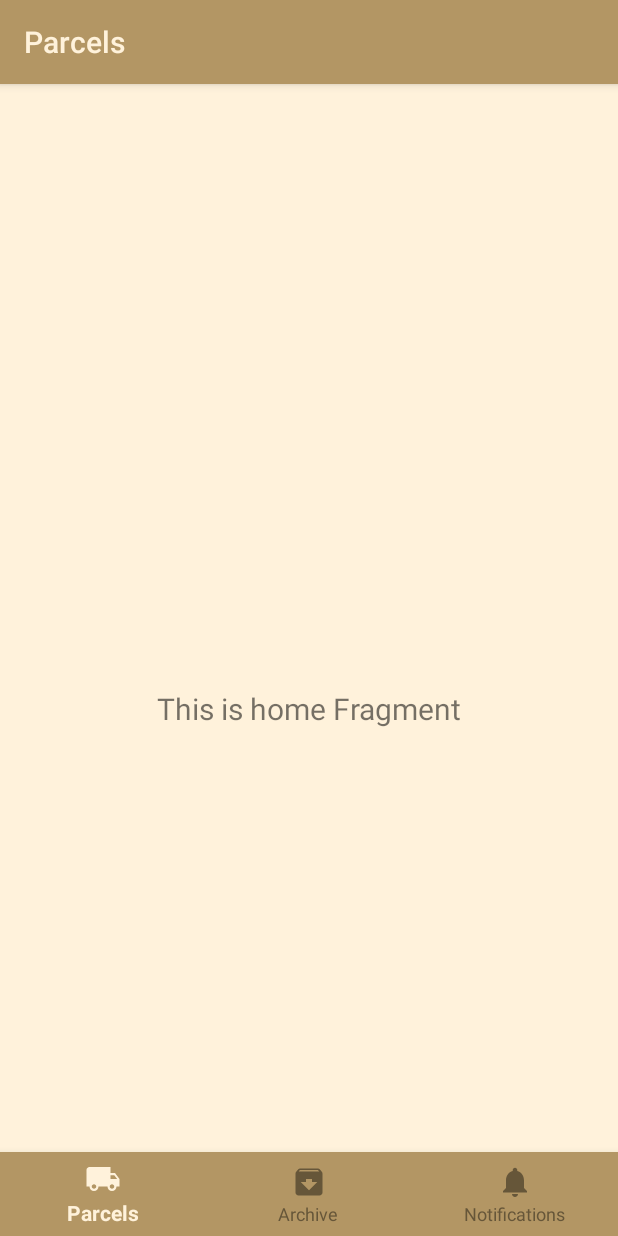
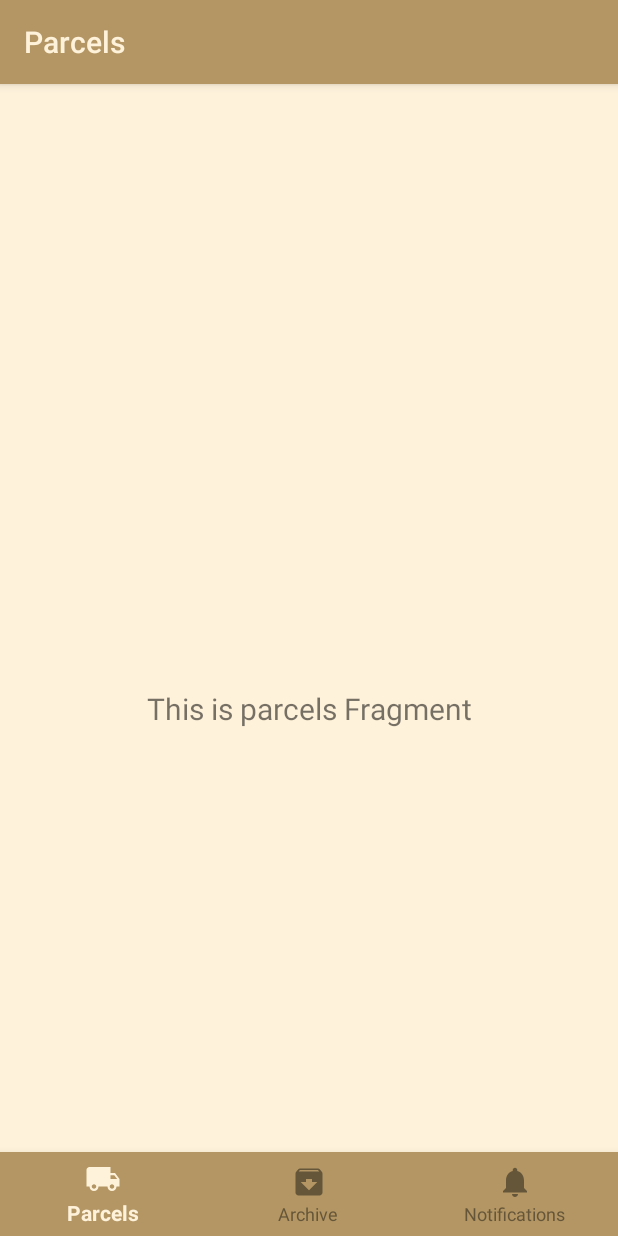
Before and after one commit to outlying/paczka, an Android app: the screen it shows after launch (MainActivity), on a phone screen of 412 x 824 dp. Run offline under Robolectric (Android 15) with nearby library versions, the phone set to English and light mode, and no system bars; our stand-ins replace navigation-ui.

Commit message:
Parcels fragment

```diff
--- a/app/src/main/java/com/antyzero/paczka/app/ui/screen/home/HomeFragment.kt
+++ b/app/src/main/java/com/antyzero/paczka/app/ui/screen/home/ParcelsFragment.kt
@@ -10,20 +10,20 @@ import androidx.lifecycle.Observer
 import androidx.lifecycle.ViewModelProvider
 import com.antyzero.paczka.app.R
 
-class HomeFragment : Fragment() {
+class ParcelsFragment : Fragment() {
 
-    private lateinit var homeViewModel: HomeViewModel
+    private lateinit var parcelsViewModel: ParcelsViewModel
 
     override fun onCreateView(
         inflater: LayoutInflater,
         container: ViewGroup?,
         savedInstanceState: Bundle?
     ): View? {
-        homeViewModel =
-            ViewModelProvider(this).get(HomeViewModel::class.java)
-        val root = inflater.inflate(R.layout.fragment_home, container, false)
+        parcelsViewModel =
+            ViewModelProvider(this).get(ParcelsViewModel::class.java)
+        val root = inflater.inflate(R.layout.fragment_parcels, container, false)
         val textView: TextView = root.findViewById(R.id.text_home)
-        homeViewModel.text.observe(viewLifecycleOwner, Observer {
+        parcelsViewModel.text.observe(viewLifecycleOwner, Observer {
             textView.text = it
         })
         return root
--- a/app/src/main/java/com/antyzero/paczka/app/ui/screen/home/HomeViewModel.kt
+++ b/app/src/main/java/com/antyzero/paczka/app/ui/screen/home/ParcelsViewModel.kt
@@ -4,10 +4,10 @@ import androidx.lifecycle.LiveData
 import androidx.lifecycle.MutableLiveData
 import androidx.lifecycle.ViewModel
 
-class HomeViewModel : ViewModel() {
+class ParcelsViewModel : ViewModel() {
 
     private val _text = MutableLiveData<String>().apply {
-        value = "This is home Fragment"
+        value = "This is parcels Fragment"
     }
     val text: LiveData<String> = _text
 }
--- a/app/src/main/res/layout/fragment_home.xml
+++ b/app/src/main/res/layout/fragment_parcels.xml
@@ -4,7 +4,7 @@
         xmlns:tools="http://schemas.android.com/tools"
         android:layout_width="match_parent"
         android:layout_height="match_parent"
-        tools:context=".ui.screen.home.HomeFragment">
+        tools:context=".ui.screen.home.ParcelsFragment">
 
     <TextView
             android:id="@+id/text_home"
--- a/app/src/main/res/navigation/mobile_navigation.xml
+++ b/app/src/main/res/navigation/mobile_navigation.xml
@@ -7,9 +7,9 @@
 
     <fragment
             android:id="@+id/navigation_home"
-            android:name="com.antyzero.paczka.app.ui.screen.home.HomeFragment"
+            android:name="com.antyzero.paczka.app.ui.screen.home.ParcelsFragment"
             android:label="@string/title_parcels"
-            tools:layout="@layout/fragment_home" />
+            tools:layout="@layout/fragment_parcels" />
 
     <fragment
             android:id="@+id/navigation_dashboard"
--- a/app/src/main/res/values/colors.xml
+++ b/app/src/main/res/values/colors.xml
@@ -1,7 +1,7 @@
 <?xml version="1.0" encoding="utf-8"?>
 <resources>
 
-    <color name="accent">#03DAC5</color>
+    <color name="accent">#53A1E6</color>
 
     <color name="base_light">#FFF2DB</color>
     <color name="base_vivid">#B39664</color>
```
